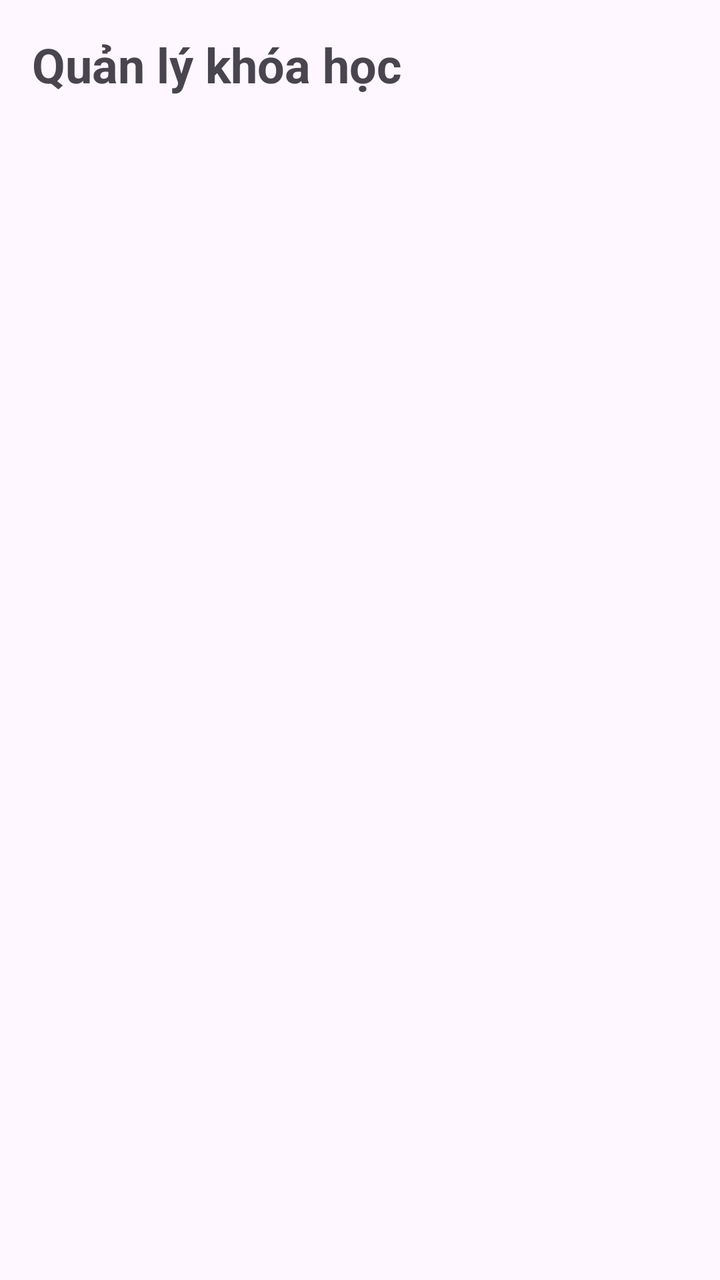
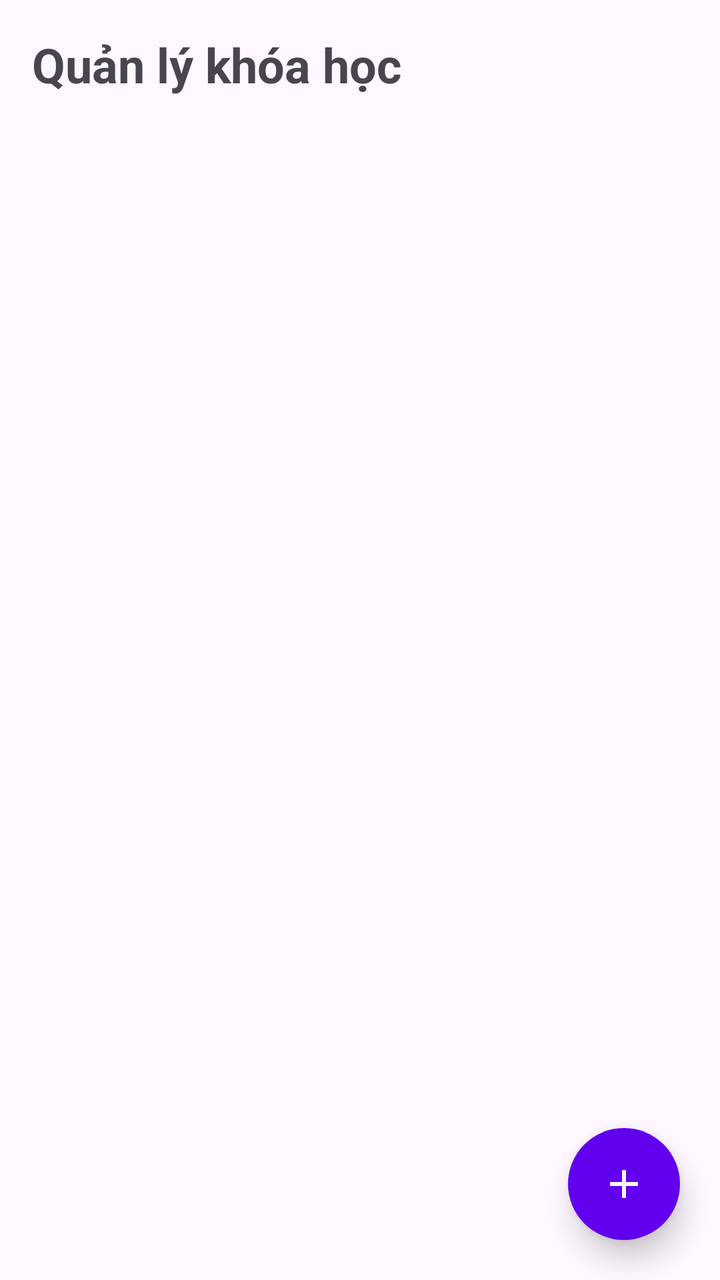

The first picture is an Android layout as it rendered before a commit; the second is the same layout after the commit. The layout source and the unified diff follow.
<!-- AndroidManifest.xml: application theme Theme.StudyAndroid -->
<!-- res/layout/fragment_home.xml -->
<?xml version="1.0" encoding="utf-8"?>
<androidx.constraintlayout.widget.ConstraintLayout xmlns:android="http://schemas.android.com/apk/res/android"
    xmlns:app="http://schemas.android.com/apk/res-auto"
    android:layout_width="match_parent"
    android:layout_height="match_parent">

    
    <TextView
        android:id="@+id/tvTitle"
        android:layout_width="wrap_content"
        android:layout_height="wrap_content"
        android:text="Quản lý khóa học"
        android:textSize="24sp"
        android:textStyle="bold"
        android:layout_margin="16dp"

        app:layout_constraintTop_toTopOf="parent"
        app:layout_constraintStart_toStartOf="parent" />

    
    <androidx.recyclerview.widget.RecyclerView
        android:id="@+id/rvCourse"
        android:layout_width="0dp"
        android:layout_height="0dp"
        android:layout_marginTop="16dp"
        android:layout_marginStart="16dp"
        android:layout_marginEnd="16dp"

        app:layout_constraintTop_toBottomOf="@id/tvTitle"
        app:layout_constraintBottom_toBottomOf="parent"
        app:layout_constraintStart_toStartOf="parent"
        app:layout_constraintEnd_toEndOf="parent" />

</androidx.constraintlayout.widget.ConstraintLayout>
<!-- resources referenced by this layout -->
<resources>
  <style name="Theme.StudyAndroid" parent="Base.Theme.StudyAndroid" />
  <style name="Base.Theme.StudyAndroid" parent="Theme.Material3.DayNight.NoActionBar">
          
          
      </style>
</resources>

<!-- the commit's change to res/layout/fragment_home.xml (unified diff, before → after) -->
@@ -31,4 +31,27 @@
         app:layout_constraintStart_toStartOf="parent"
         app:layout_constraintEnd_toEndOf="parent" />
 
+    <FrameLayout
+        android:id="@+id/btnAddCourse"
+        android:layout_width="56dp"
+        android:layout_height="56dp"
+        android:layout_margin="20dp"
+        android:background="@drawable/bg_add_button"
+        android:elevation="8dp"
+        android:clickable="true"
+        android:focusable="true"
+        android:foreground="?attr/selectableItemBackgroundBorderless"
+
+        app:layout_constraintBottom_toBottomOf="parent"
+        app:layout_constraintEnd_toEndOf="parent">
+
+        <ImageView
+            android:layout_width="24dp"
+            android:layout_height="24dp"
+            android:layout_gravity="center"
+            android:src="@drawable/ic_add"
+            android:contentDescription="Thêm khóa học" />
+
+    </FrameLayout>
+
 </androidx.constraintlayout.widget.ConstraintLayout>
<!-- resource entries referenced after the edit -->
@@ -1,5 +1,29 @@
 <!-- resources referenced by this layout -->
 <resources>
+  <!-- drawable bg_add_button (drawable) -->
+  <?xml version="1.0" encoding="utf-8"?>
+  <shape xmlns:android="http://schemas.android.com/apk/res/android"
+      android:shape="oval">
+  
+      <solid android:color="#6200EE" />
+  
+      <size
+          android:width="56dp"
+          android:height="56dp" />
+  
+  </shape>
+  <!-- drawable ic_add (drawable) -->
+  <vector xmlns:android="http://schemas.android.com/apk/res/android"
+      android:width="24dp"
+      android:height="24dp"
+      android:viewportWidth="24"
+      android:viewportHeight="24">
+  
+      <path
+          android:fillColor="#FFFFFF"
+          android:pathData="M19,13H13V19H11V13H5V11H11V5H13V11H19V13Z" />
+  
+  </vector>
   <style name="Theme.StudyAndroid" parent="Base.Theme.StudyAndroid" />
   <style name="Base.Theme.StudyAndroid" parent="Theme.Material3.DayNight.NoActionBar">
           
